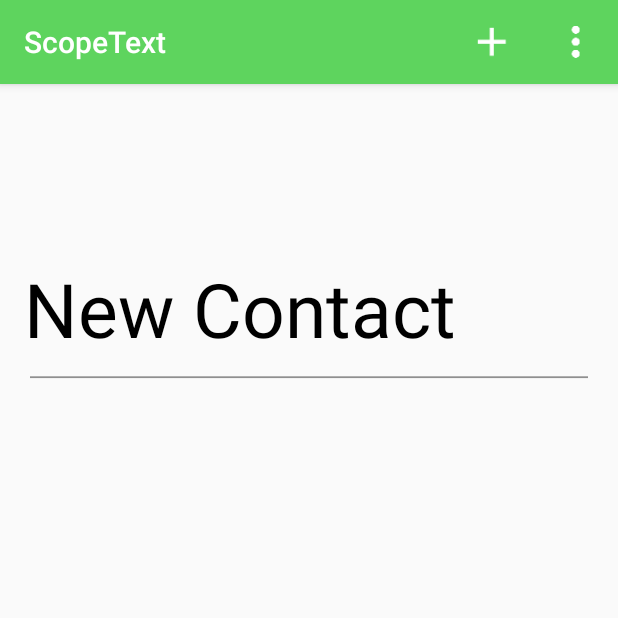
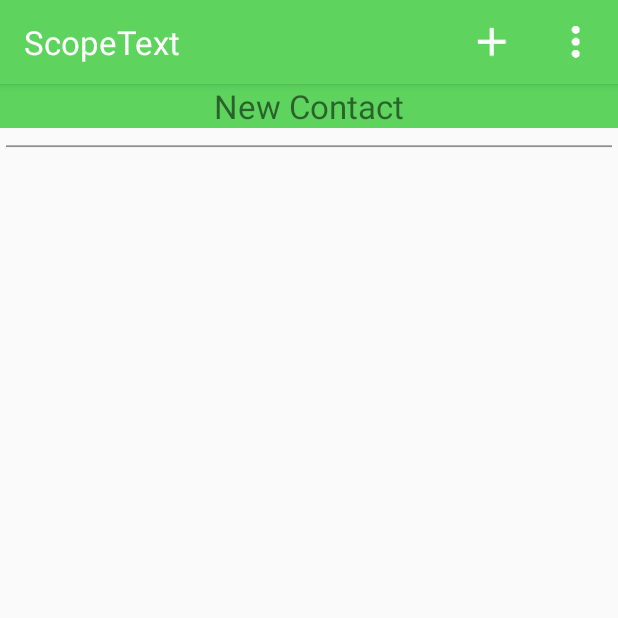
Before and after one commit to bboudra/ScopeText, an Android app: the screen it shows after launch (MainActivity), after a tap on "action_new_contact", on a phone screen of 412 x 824 dp, the top half of it. Run offline under Robolectric (Android 15) with nearby library versions, the phone set to English and light mode, and no system bars.

Commit message:
Added UI components.

```diff
--- a/app/src/main/java/org/scopetext/scopetext/MainActivity.java
+++ b/app/src/main/java/org/scopetext/scopetext/MainActivity.java
@@ -20,10 +20,12 @@
         super.onCreate(savedInstanceState);
         setContentView(R.layout.activity_main);
 
+        //TODO Put toolbar setup in private method
         Toolbar toolbar = (Toolbar) findViewById(R.id.actionBar);
         setSupportActionBar(toolbar);
 
-        toolbar.setTitleTextColor(0xFFFFFFFF);
+        // TODO Set color equal to a resource instead of hardcoded value
+        //toolbar.setTitleTextColor(0xFFFFFFFF);
     }
 
     @Override
--- a/app/src/main/res/layout/activity_main.xml
+++ b/app/src/main/res/layout/activity_main.xml
@@ -14,11 +14,11 @@
         android:background="?attr/colorPrimary"
         android:elevation="4dp"
         android:theme="@style/AppTheme"
+        app:titleTextAppearance="@style/AppTheme.TitleText"
         />
 
     <FrameLayout
         android:id="@+id/fragment_container"
-        android:padding="@dimen/activity_horizontal_margin"
         android:layout_width="match_parent"
         android:layout_height="wrap_content"
         android:layout_below="@id/actionBar"
--- a/app/src/main/res/layout/fragment_new_contact.xml
+++ b/app/src/main/res/layout/fragment_new_contact.xml
@@ -6,12 +6,12 @@
 
     <TextView
         android:id="@+id/new_contact_header"
-        android:layout_width="wrap_content"
+        android:layout_width="match_parent"
         android:layout_height="wrap_content"
-        android:paddingTop="@dimen/header_padding_top"
         android:text="@string/new_contact_header"
         android:textSize="@dimen/header_text_size"
-        android:textColor="@color/colorPrimaryDark"/>
+        android:background="@color/colorPrimary"
+        android:gravity="center"/>
 
     <!--<TextView-->
         <!--android:id="@+id/search_contact_text"-->
--- a/app/src/main/res/values/colors.xml
+++ b/app/src/main/res/values/colors.xml
@@ -3,4 +3,6 @@
     <color name="colorPrimary">#5ed45e</color>
     <color name="colorPrimaryDark">#000000</color>
     <color name="colorAccent">#FF4081</color>
+    <color name="colorTitle">#FFFFFF</color>
+    <color name="colorHeader">#333333</color>
 </resources>
--- a/app/src/main/res/values/dimens.xml
+++ b/app/src/main/res/values/dimens.xml
@@ -6,6 +6,6 @@
     <dimen name="form_width">100dp</dimen>
     <dimen name="form_height">20dp</dimen>
     <dimen name="header_padding_top">100dp</dimen>
-    <dimen name="header_text_size">50dp</dimen>
+    <dimen name="header_text_size">22dp</dimen>
     <dimen name="body_text_size">20dp</dimen>
 </resources>
--- a/app/src/main/res/values/styles.xml
+++ b/app/src/main/res/values/styles.xml
@@ -6,4 +6,9 @@
         <item name="colorPrimary">@color/colorPrimary</item>
         <item name="colorAccent">@color/colorAccent</item>
     </style>
+
+    <style name="AppTheme.TitleText">
+        <item name="android:textSize">@dimen/header_text_size</item>
+        <item name="android:textColor">@color/colorTitle</item>
+    </style>
 </resources>
```
Also changed, not shown: 1 other file.
